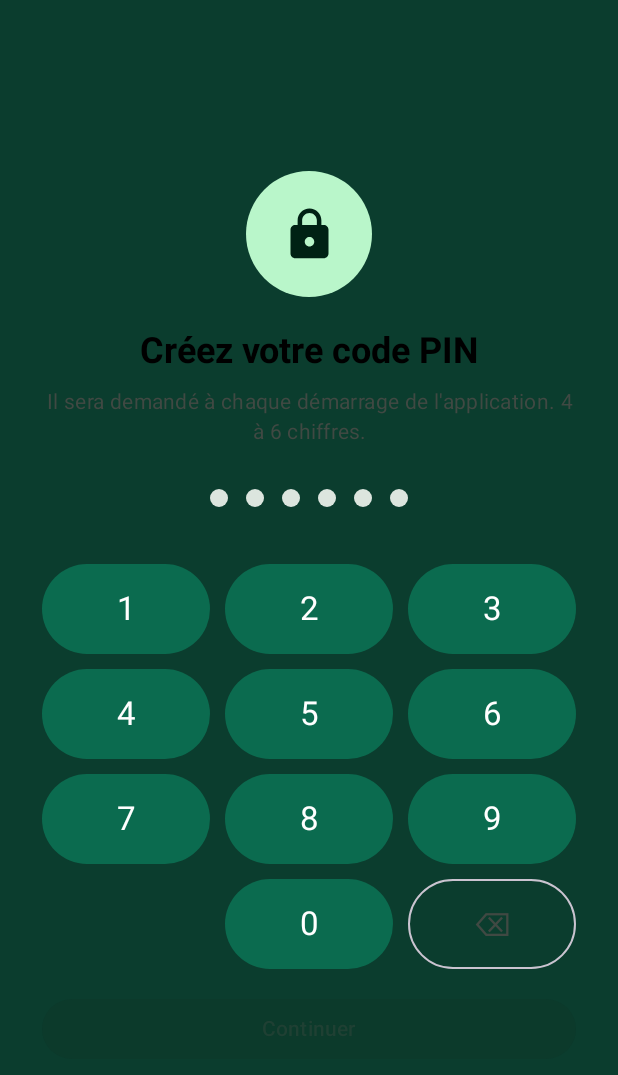
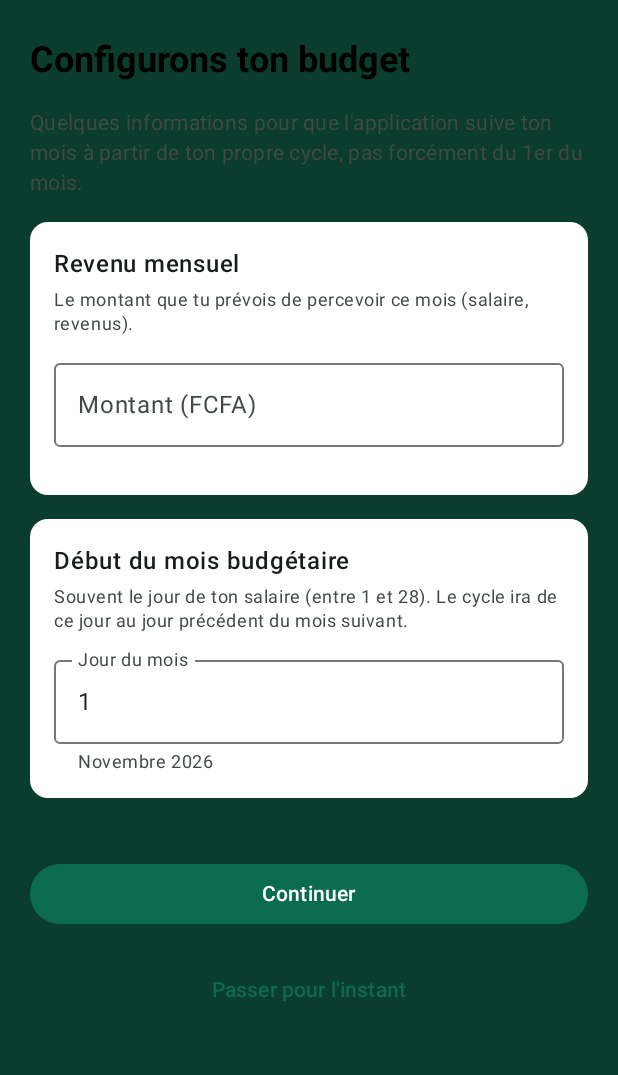
Before and after one commit to DuDuEZN/Budget-Tracker, an Android app built with Jetpack Compose: the screen it shows after launch (MainActivity), after a tap on "Passer", on a phone screen of 412 x 824 dp. Shown: the top 1075 px of the screen. Run offline under Robolectric (Android 15) with nearby library versions, the phone set to English and light mode, and no system bars; our stand-ins replace Room's generated code; 1 statement that could not run was skipped.

Commit message:
Assistant de premier lancement pour le budget mensuel (revenu + debut de mois)
- Nouvel ecran BudgetSetupScreen propose apres l'onboarding : saisie du revenu mensuel et du jour de debut du cycle (1-28), avec apercu du cycle.
- Nouvelle etape GateStage.BUDGET_SETUP inseree dans le flux de demarrage (onboarding -> budget -> PIN -> app).
- BudgetSettings expose budgetSetupComplete (persiste) pour ne proposer l'assistant qu'une fois.
- Reinitialisation des donnees de l'application sur l'appareil de test pour declencher le parcours.

```diff
--- a/app/src/main/java/com/duduezn/budgettracker/data/local/BudgetSettings.kt
+++ b/app/src/main/java/com/duduezn/budgettracker/data/local/BudgetSettings.kt
@@ -6,10 +6,11 @@ import kotlinx.coroutines.flow.MutableStateFlow
 import kotlinx.coroutines.flow.StateFlow
 import kotlinx.coroutines.flow.asStateFlow
 
-/** Réglages budgétaires de l'utilisateur : revenu du mois et début du cycle. */
+/** Réglages budgétaires de l'utilisateur : revenu du mois, début du cycle, assistant terminé. */
 data class BudgetSettingsState(
     val monthStartDay: Int = MonthRange.DEFAULT_START_DAY,
-    val monthlyIncome: Double = 0.0
+    val monthlyIncome: Double = 0.0,
+    val budgetSetupComplete: Boolean = false
 )
 
 /**
@@ -36,16 +37,23 @@ class BudgetSettings(context: Context) {
         _state.value = _state.value.copy(monthStartDay = safe)
     }
 
+    fun setBudgetSetupComplete(complete: Boolean = true) {
+        prefs.edit().putBoolean(KEY_SETUP_COMPLETE, complete).apply()
+        _state.value = _state.value.copy(budgetSetupComplete = complete)
+    }
+
     private fun read(): BudgetSettingsState = BudgetSettingsState(
         monthStartDay = prefs.getInt(KEY_START_DAY, MonthRange.DEFAULT_START_DAY)
             .coerceIn(MonthRange.MIN_START_DAY, MonthRange.MAX_START_DAY),
         monthlyIncome = Double.fromBits(prefs.getLong(KEY_INCOME, 0.0.toBits()))
-            .coerceAtLeast(0.0)
+            .coerceAtLeast(0.0),
+        budgetSetupComplete = prefs.getBoolean(KEY_SETUP_COMPLETE, false)
     )
 
     private companion object {
         const val PREFS_NAME = "budget_settings"
         const val KEY_INCOME = "monthly_income"
         const val KEY_START_DAY = "month_start_day"
+        const val KEY_SETUP_COMPLETE = "budget_setup_complete"
     }
 }
--- a/app/src/main/java/com/duduezn/budgettracker/ui/MainActivity.kt
+++ b/app/src/main/java/com/duduezn/budgettracker/ui/MainActivity.kt
@@ -14,15 +14,18 @@ import androidx.lifecycle.ViewModelProvider
 import androidx.lifecycle.compose.LifecycleEventEffect
 import androidx.lifecycle.compose.collectAsStateWithLifecycle
 import com.duduezn.budgettracker.BudgetTrackerApp
+import com.duduezn.budgettracker.data.local.BudgetSettings
 import com.duduezn.budgettracker.security.AppLockManager
 import com.duduezn.budgettracker.ui.lock.PinSetupScreen
 import com.duduezn.budgettracker.ui.lock.PinUnlockScreen
 import com.duduezn.budgettracker.ui.onboarding.OnboardingScreen
+import com.duduezn.budgettracker.ui.setup.BudgetSetupScreen
 import com.duduezn.budgettracker.ui.theme.BudgetTrackerTheme
 
 class MainActivity : FragmentActivity() {
 
     private lateinit var lockManager: AppLockManager
+    private lateinit var budgetSettings: BudgetSettings
     private lateinit var mainViewModel: MainViewModel
 
     override fun onCreate(savedInstanceState: Bundle?) {
@@ -31,17 +34,33 @@ class MainActivity : FragmentActivity() {
 
         val container = (application as BudgetTrackerApp).container
         lockManager = AppLockManager(applicationContext)
+        budgetSettings = container.budgetSettings
         mainViewModel = ViewModelProvider(this)[MainViewModel::class.java]
-        mainViewModel.initialize(initialStage(lockManager))
+        mainViewModel.initialize(initialStage(lockManager, budgetSettings))
 
         setContent {
             BudgetTrackerTheme {
                 val stage by mainViewModel.stage.collectAsStateWithLifecycle()
 
-                when (stage ?: initialStage(lockManager)) {
+                when (stage ?: initialStage(lockManager, budgetSettings)) {
                     GateStage.ONBOARDING -> OnboardingScreen(
                         onComplete = {
                             lockManager.setOnboardingComplete()
+                            mainViewModel.setStage(
+                                if (!budgetSettings.state.value.budgetSetupComplete) {
+                                    GateStage.BUDGET_SETUP
+                                } else if (lockManager.isPinSet()) {
+                                    GateStage.UNLOCK
+                                } else {
+                                    GateStage.PIN_SETUP
+                                }
+                            )
+                        }
+                    )
+
+                    GateStage.BUDGET_SETUP -> BudgetSetupScreen(
+                        budgetSettings = budgetSettings,
+                        onComplete = {
                             mainViewModel.setStage(
                                 if (lockManager.isPinSet()) {
                                     GateStage.UNLOCK
@@ -75,8 +94,9 @@ class MainActivity : FragmentActivity() {
         }
     }
 
-    private fun initialStage(lockManager: AppLockManager): GateStage = when {
+    private fun initialStage(lockManager: AppLockManager, budgetSettings: BudgetSettings): GateStage = when {
         !lockManager.isOnboardingComplete() -> GateStage.ONBOARDING
+        !budgetSettings.state.value.budgetSetupComplete -> GateStage.BUDGET_SETUP
         !lockManager.isPinSet() -> GateStage.PIN_SETUP
         else -> GateStage.UNLOCK
     }
--- a/app/src/main/java/com/duduezn/budgettracker/ui/MainViewModel.kt
+++ b/app/src/main/java/com/duduezn/budgettracker/ui/MainViewModel.kt
@@ -5,9 +5,10 @@ import kotlinx.coroutines.flow.MutableStateFlow
 import kotlinx.coroutines.flow.StateFlow
 import kotlinx.coroutines.flow.asStateFlow
 
-/** Étapes de démarrage : onboarding, création du PIN, déverrouillage, application. */
+/** Étapes de démarrage : onboarding, définition du budget, création du PIN, déverrouillage, application. */
 enum class GateStage {
     ONBOARDING,
+    BUDGET_SETUP,
     PIN_SETUP,
     UNLOCK,
     ROOT
--- /dev/null
+++ b/app/src/main/java/com/duduezn/budgettracker/ui/setup/BudgetSetupScreen.kt
@@ -0,0 +1,190 @@
+package com.duduezn.budgettracker.ui.setup
+
+import androidx.compose.foundation.layout.Arrangement
+import androidx.compose.foundation.layout.Column
+import androidx.compose.foundation.layout.Row
+import androidx.compose.foundation.layout.Spacer
+import androidx.compose.foundation.layout.fillMaxSize
+import androidx.compose.foundation.layout.fillMaxWidth
+import androidx.compose.foundation.layout.height
+import androidx.compose.foundation.layout.padding
+import androidx.compose.foundation.rememberScrollState
+import androidx.compose.foundation.text.KeyboardOptions
+import androidx.compose.foundation.verticalScroll
+import androidx.compose.material3.Button
+import androidx.compose.material3.Card
+import androidx.compose.material3.CardDefaults
+import androidx.compose.material3.MaterialTheme
+import androidx.compose.material3.OutlinedTextField
+import androidx.compose.material3.Text
+import androidx.compose.material3.TextButton
+import androidx.compose.runtime.Composable
+import androidx.compose.runtime.getValue
+import androidx.compose.runtime.mutableStateOf
+import androidx.compose.runtime.remember
+import androidx.compose.runtime.setValue
+import androidx.compose.ui.Alignment
+import androidx.compose.ui.Modifier
+import androidx.compose.ui.text.font.FontWeight
+import androidx.compose.ui.text.input.KeyboardType
+import androidx.compose.ui.unit.dp
+import androidx.lifecycle.compose.collectAsStateWithLifecycle
+import com.duduezn.budgettracker.data.local.BudgetSettings
+import com.duduezn.budgettracker.domain.util.MonthRange
+import com.duduezn.budgettracker.ui.util.formatXof
+
+/**
+ * Assistant de premier lancement : définit le revenu mensuel et le jour de début
+ * du mois budgétaire. Le salaire n'arrive pas toujours le 1er : l'utilisateur
+ * choisit le jour qui correspond à son cycle.
+ */
+@Composable
+fun BudgetSetupScreen(
+    budgetSettings: BudgetSettings,
+    onComplete: () -> Unit,
+    modifier: Modifier = Modifier
+) {
+    val budget by budgetSettings.state.collectAsStateWithLifecycle()
+
+    var incomeText by remember(budget.monthlyIncome) {
+        mutableStateOf(if (budget.monthlyIncome > 0.0) budget.monthlyIncome.toLong().toString() else "")
+    }
+    var startDayText by remember(budget.monthStartDay) {
+        mutableStateOf(budget.monthStartDay.toString())
+    }
+
+    val income = incomeText.filter { it.isDigit() }.toDoubleOrNull()
+    val startDay = startDayText.toIntOrNull()
+    val validDay = startDay != null && startDay in MonthRange.MIN_START_DAY..MonthRange.MAX_START_DAY
+
+    Column(
+        modifier = modifier
+            .fillMaxSize()
+            .verticalScroll(rememberScrollState())
+            .padding(horizontal = 20.dp, vertical = 24.dp),
+        verticalArrangement = Arrangement.spacedBy(16.dp)
+    ) {
+        Text(
+            text = "Configurons ton budget",
+            style = MaterialTheme.typography.headlineSmall,
+            fontWeight = FontWeight.Bold
+        )
+        Text(
+            text = "Quelques informations pour que l'application suive ton mois à partir " +
+                "de ton propre cycle, pas forcément du 1er du mois.",
+            style = MaterialTheme.typography.bodyMedium,
+            color = MaterialTheme.colorScheme.onSurfaceVariant
+        )
+
+        Card(
+            modifier = Modifier.fillMaxWidth(),
+            colors = CardDefaults.cardColors(containerColor = MaterialTheme.colorScheme.surface)
+        ) {
+            Column(modifier = Modifier.padding(16.dp)) {
+                Text("Revenu mensuel", fontWeight = FontWeight.SemiBold)
+                Spacer(Modifier.height(4.dp))
+                Text(
+                    text = "Le montant que tu prévois de percevoir ce mois (salaire, revenus).",
+                    style = MaterialTheme.typography.bodySmall,
+                    color = MaterialTheme.colorScheme.onSurfaceVariant
+                )
+                Spacer(Modifier.height(10.dp))
+                OutlinedTextField(
+                    value = incomeText,
+                    onValueChange = { value ->
+                        incomeText = value.filter { it.isDigit() }.take(12)
+                    },
+                    modifier = Modifier.fillMaxWidth(),
+                    label = { Text("Montant (FCFA)") },
+                    singleLine = true,
+                    keyboardOptions = KeyboardOptions(keyboardType = KeyboardType.Number),
+                    supportingText = {
+                        if (income != null) Text(formatXof(income))
+                    }
+                )
+            }
+        }
+
+        Card(
+            modifier = Modifier.fillMaxWidth(),
+            colors = CardDefaults.cardColors(containerColor = MaterialTheme.colorScheme.surface)
+        ) {
+            Column(modifier = Modifier.padding(16.dp)) {
+                Text("Début du mois budgétaire", fontWeight = FontWeight.SemiBold)
+                Spacer(Modifier.height(4.dp))
+                Text(
+                    text = "Souvent le jour de ton salaire (entre 1 et 28). Le cycle ira de ce " +
+                        "jour au jour précédent du mois suivant.",
+                    style = MaterialTheme.typography.bodySmall,
+                    color = MaterialTheme.colorScheme.onSurfaceVariant
+                )
+                Spacer(Modifier.height(10.dp))
+                OutlinedTextField(
+                    value = startDayText,
+                    onValueChange = { value ->
+                        startDayText = value.filter { it.isDigit() }.take(2)
+                    },
+                    modifier = Modifier.fillMaxWidth(),
+                    label = { Text("Jour du mois") },
+                    singleLine = true,
+                    isError = !validDay,
+                    supportingText = {
+                        if (validDay) {
+                            Text(MonthRange.label(startDay = startDay!!))
+                        } else {
+                            Text("Entre 1 et 28.")
+                        }
+                    },
+                    keyboardOptions = KeyboardOptions(keyboardType = KeyboardType.Number)
+                )
+            }
+        }
+
+        if (income != null && income > 0.0 && validDay) {
+            Card(
+                modifier = Modifier.fillMaxWidth(),
+                colors = CardDefaults.cardColors(
+                    containerColor = MaterialTheme.colorScheme.primaryContainer
+                )
+            ) {
+                Column(modifier = Modifier.padding(16.dp)) {
+                    Text("Aperçu", fontWeight = FontWeight.SemiBold)
+                    Spacer(Modifier.height(4.dp))
+                    Text(
+                        text = "Cycle : ${MonthRange.label(startDay = startDay!!)}",
+                        style = MaterialTheme.typography.bodyMedium
+                    )
+                    Text(
+                        text = "Revenu : ${formatXof(income)}",
+                        style = MaterialTheme.typography.bodyMedium
+                    )
+                }
+            }
+        }
+
+        Spacer(Modifier.height(8.dp))
+
+        Button(
+            onClick = {
+                if (income != null) budgetSettings.setMonthlyIncome(income)
+                if (validDay) budgetSettings.setMonthStartDay(startDay!!)
+                budgetSettings.setBudgetSetupComplete()
+                onComplete()
+            },
+            modifier = Modifier.fillMaxWidth(),
+            enabled = validDay
+        ) {
+            Text("Continuer")
+        }
+
+        TextButton(
+            onClick = {
+                budgetSettings.setBudgetSetupComplete()
+                onComplete()
+            },
+            modifier = Modifier.fillMaxWidth()
+        ) {
+            Text("Passer pour l'instant")
+        }
+    }
+}
```
